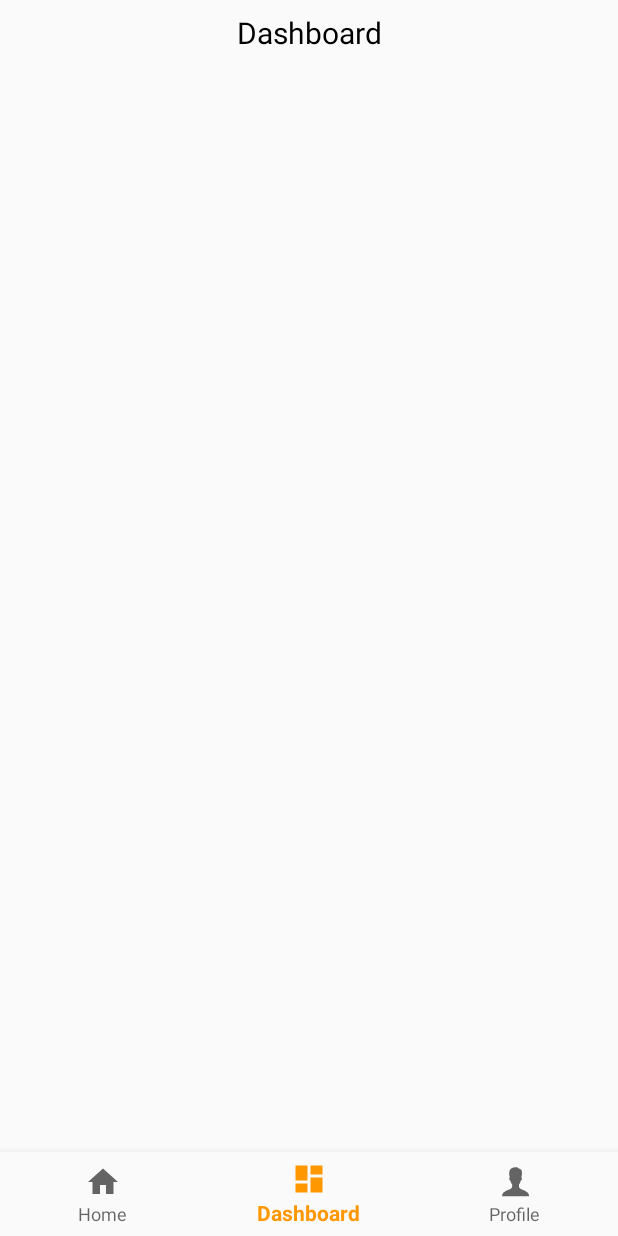
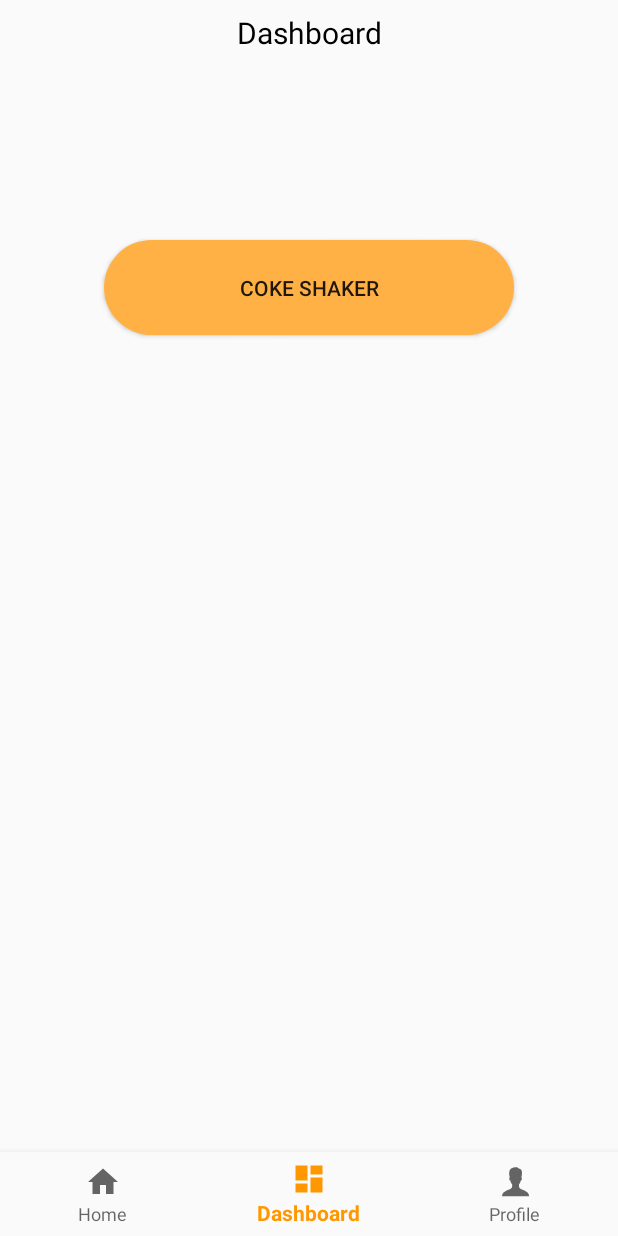
Before and after one commit to QuYuze/FitnessApp, an Android app: the DashboardFragment screen opened through its navigation route, on a phone screen of 412 x 824 dp. Run offline under Robolectric (Android 15) with nearby library versions, the phone set to English and light mode, and no system bars; our stand-ins replace navigation-ui; 2 statements that could not run were skipped.

Commit message:
add coke shaker

```diff
--- a/app/src/main/java/com/example/a4176_project/ui/home/HomeFragment.kt
+++ b/app/src/main/java/com/example/a4176_project/ui/home/HomeFragment.kt
@@ -135,34 +135,6 @@ class HomeFragment : Fragment(), OnMapReadyCallback {
         return "https://maps.googleapis.com/maps/api/directions/json?origin=${origin.latitude},${origin.longitude}&destination=${dest.latitude},${dest.longitude}&key=AIzaSyDU-IenVPIoA8bxKTK4PLdL7bova329WhY&sensor = false&mode = driving"
     }
 
-    /*override fun onResume() {
-        super.onResume()
-        while(ListIndex<StepList.size) {
-            //test if user is near the path
-            var onthepath = OnthePath(currLoc, StepList[ListIndex], StepLengthList[ListIndex])
-            if (onthepath == false) {
-                vibrator =
-                    context!!.getSystemService(Context.VIBRATOR_SERVICE) as Vibrator
-                vibrator.vibrate(500)
-
-            }
-            //test if user reach the check point
-            var arrive = Arrive(currLoc, StepList[ListIndex])
-            if (arrive == true) {
-                ListIndex++
-                var marker = MarkerList.get(ListIndex)!!
-                marker.remove()
-                marker = mMap.addMarker(
-                    MarkerOptions().position(StepList.get(ListIndex)).icon(
-                        BitmapDescriptorFactory.fromResource(
-                            R.drawable.checkpointgreen
-                        )
-                    )
-                )
-                MarkerList.put(ListIndex, marker)
-            }
-        }
-    }*/
     override fun onMapReady(googleMap: GoogleMap) {
         MapsInitializer.initialize(context)
         mMap = googleMap
--- a/app/src/main/res/layout/fragment_dashboard.xml
+++ b/app/src/main/res/layout/fragment_dashboard.xml
@@ -17,4 +17,15 @@
         app:layout_constraintEnd_toEndOf="parent"
         app:layout_constraintStart_toStartOf="parent"
         app:layout_constraintTop_toTopOf="parent" />
+
+    <Button
+        android:id="@+id/CokeShaker"
+        android:layout_width="273dp"
+        android:layout_height="63dp"
+        android:layout_marginTop="152dp"
+        android:background="@drawable/roundbutton"
+        android:text="Coke Shaker"
+        app:layout_constraintEnd_toEndOf="parent"
+        app:layout_constraintStart_toStartOf="parent"
+        app:layout_constraintTop_toTopOf="@+id/text_dashboard" />
 </androidx.constraintlayout.widget.ConstraintLayout>
```
Also changed, not shown: app/src/main/java/com/example/a4176_project/ui/dashboard/DashboardFragment.kt (+74 -1 lines), app/src/main/java/com/example/a4176_project/ui/dashboard/ShakeDetector.kt (added, +155 -0 lines), app/src/main/res/layout/coke_dialog.xml (added, +35 -0 lines), app/src/main/res/drawable/coke1.png (added), app/src/main/res/drawable/coke2.png (added), app/src/main/res/drawable/coke3.png (added).
